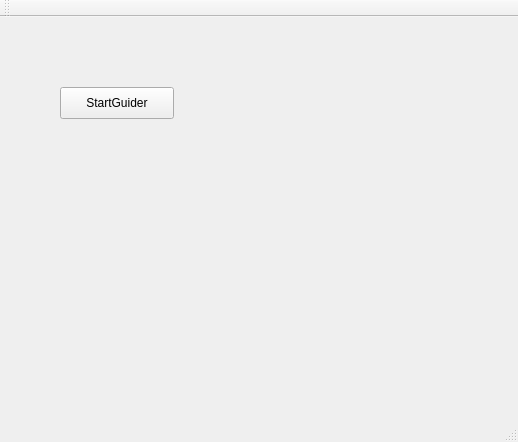
Above: gui/guiding/Guiding/mainwindow.ui from AndreasFMueller/AstroPhotography before the change. Below: the same form after it.
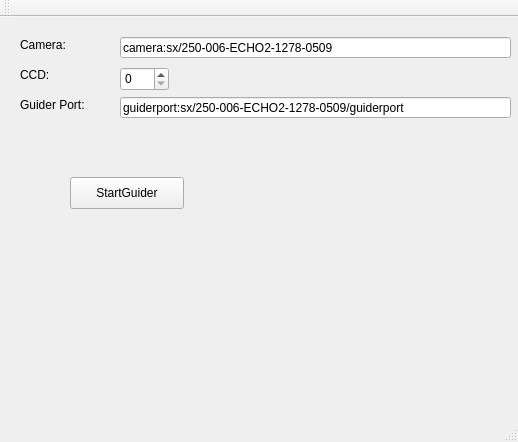
That is the form after the change.

Commit message: guider gui in Qt

What changed in the file:
```diff
--- a/gui/guiding/Guiding/mainwindow.ui
+++ b/gui/guiding/Guiding/mainwindow.ui
@@ -17,8 +17,8 @@
    <widget class="QPushButton" name="pushButton">
     <property name="geometry">
      <rect>
-      <x>60</x>
-      <y>70</y>
+      <x>70</x>
+      <y>160</y>
       <width>114</width>
       <height>32</height>
      </rect>
@@ -27,6 +27,84 @@
      <string>StartGuider</string>
     </property>
    </widget>
+   <widget class="QLabel" name="cameraLabel">
+    <property name="geometry">
+     <rect>
+      <x>20</x>
+      <y>20</y>
+      <width>62</width>
+      <height>16</height>
+     </rect>
+    </property>
+    <property name="text">
+     <string>Camera:</string>
+    </property>
+   </widget>
+   <widget class="QLabel" name="ccdLabel">
+    <property name="geometry">
+     <rect>
+      <x>20</x>
+      <y>50</y>
+      <width>62</width>
+      <height>16</height>
+     </rect>
+    </property>
+    <property name="text">
+     <string>CCD:</string>
+    </property>
+   </widget>
+   <widget class="QLabel" name="guiderportLabel">
+    <property name="geometry">
+     <rect>
+      <x>20</x>
+      <y>80</y>
+      <width>81</width>
+      <height>16</height>
+     </rect>
+    </property>
+    <property name="text">
+     <string>Guider Port:</string>
+    </property>
+   </widget>
+   <widget class="QLineEdit" name="cameraField">
+    <property name="geometry">
+     <rect>
+      <x>120</x>
+      <y>20</y>
+      <width>391</width>
+      <height>21</height>
+     </rect>
+    </property>
+    <property name="text">
+     <string>camera:sx/250-006-ECHO2-1278-0509</string>
+    </property>
+   </widget>
+   <widget class="QSpinBox" name="ccdSpinbox">
+    <property name="geometry">
+     <rect>
+      <x>120</x>
+      <y>50</y>
+      <width>49</width>
+      <height>24</height>
+     </rect>
+    </property>
+    <property name="maximum">
+     <number>3</number>
+    </property>
+   </widget>
+   <widget class="QLineEdit" name="guiderportField">
+    <property name="geometry">
+     <rect>
+      <x>120</x>
+      <y>80</y>
+      <width>391</width>
+      <height>21</height>
+     </rect>
+    </property>
+    <property name="text">
+     <string>guiderport:sx/250-006-ECHO2-1278-0509/guiderport</string>
+    </property>
+   </widget>
   </widget>
   <widget class="QMenuBar" name="menuBar">
    <property name="geometry">
```
The commit also changes 25 other files.
